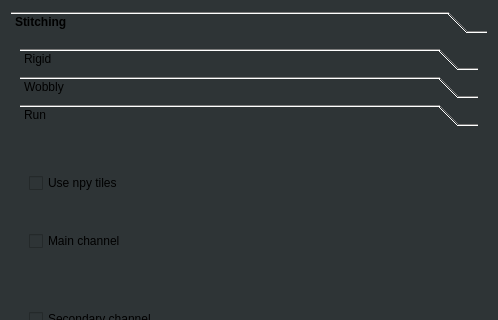
Before: the Qt Designer form ClearMap/gui/creator/alignment_tab.ui in ClearAnatomics/ClearMap, drawn with Qt 5; both pictures show x 0 to 498 and y 0 to 320 of the 498 by 739 pixel window.
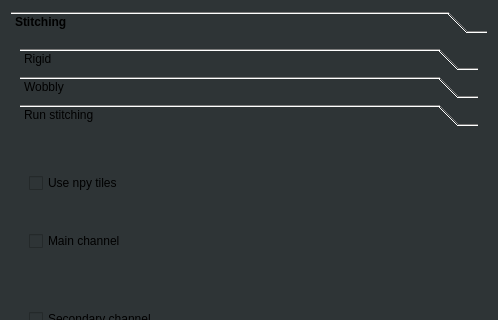
After: the same form once the commit is applied. The open tabs and pages were chosen to show the change. Icons and pictures are not drawn.

Commit message: Modifies name of some sub-menus in gui

Diff of the .ui file:
```diff
--- a/ClearMap/gui/creator/alignment_tab.ui
+++ b/ClearMap/gui/creator/alignment_tab.ui
@@ -29,6 +29,7 @@
        </property>
        <property name="font">
         <font>
+         <weight>75</weight>
          <bold>true</bold>
         </font>
        </property>
@@ -41,7 +42,7 @@
           <x>0</x>
           <y>0</y>
           <width>478</width>
-          <height>440</height>
+          <height>438</height>
          </rect>
         </property>
         <attribute name="label">
@@ -749,7 +750,7 @@
              </rect>
             </property>
             <attribute name="label">
-             <string>Run</string>
+             <string>Run stitching</string>
             </attribute>
             <layout class="QVBoxLayout" name="verticalLayout_5">
              <item>
```
Left out of the diff: 36 changed lines with no effect on the pictures. The commit also changes 2 other files.
